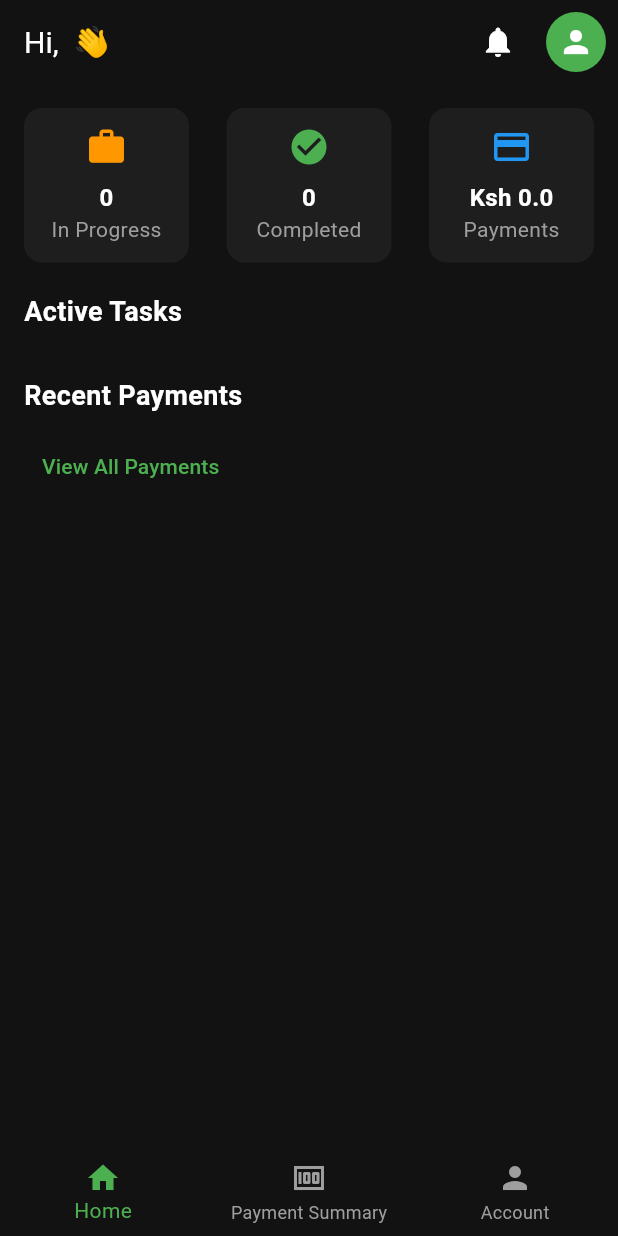
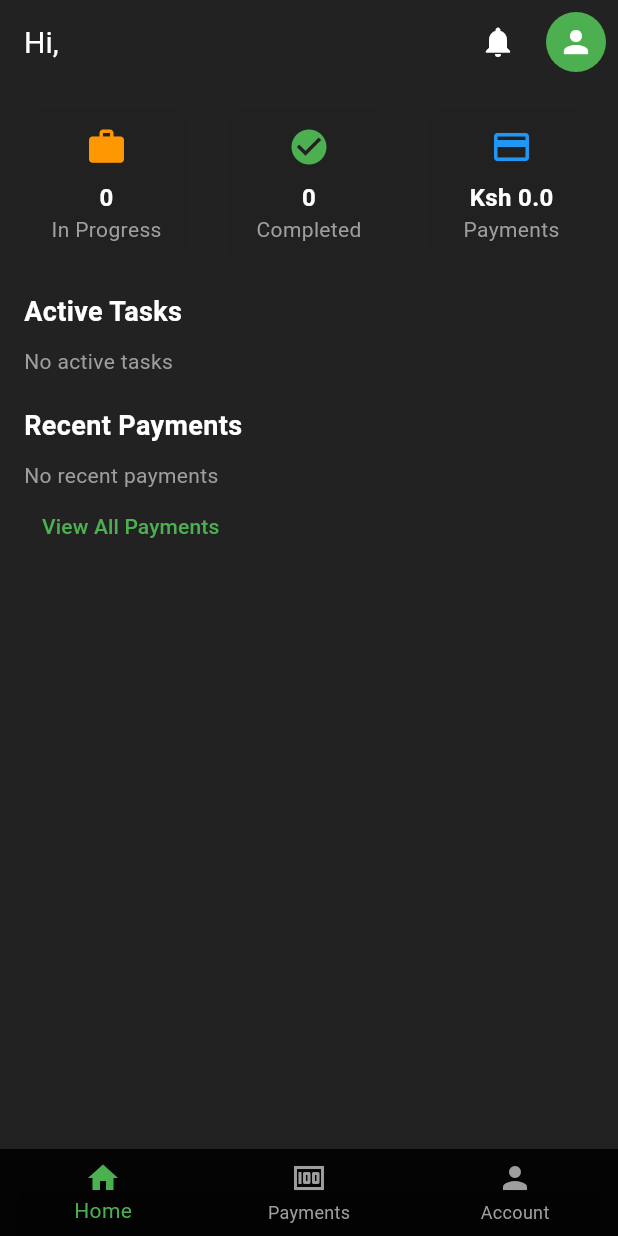
Before and after one commit to machageDev/system-helawork, a Flutter app: the DashboardPage screen opened directly, after a tap on the "notifications" icon, on a phone screen of 412 x 824 dp. Run offline on Flutter 3.47's test engine with Material 3 defaults, Android fonts, the phone set to English and light mode, and no system bars; our stand-ins replace shared_preferences; accounts and stored records are empty; network calls fail.

```diff
--- a/flutterapp/helawork_app/lib/home/dashboard_page.dart
+++ b/flutterapp/helawork_app/lib/home/dashboard_page.dart
@@ -19,7 +19,10 @@ class _DashboardPageState extends State<DashboardPage> {
   List<dynamic> recentPayments = [];
 
   int _selectedIndex = 0;
-  final Color bgColor = const Color(0xFF121212);
+
+
+  final Color bgColor = Colors.black87;
+  final Color cardColor = Colors.grey.shade900;
   final Color subTextColor = Colors.grey;
 
   @override
@@ -47,14 +50,12 @@ class _DashboardPageState extends State<DashboardPage> {
         recentPayments = payments["recent"] ?? [];
       });
     } catch (e) {
-      debugPrint("Error loading data: $e");
+      debugPrint(" Error loading data: $e");
     }
   }
 
   void _onItemTapped(int index) {
-    setState(() {
-      _selectedIndex = index;
-    });
+    setState(() => _selectedIndex = index);
 
     if (index == 1) {
       Navigator.push(
@@ -77,13 +78,15 @@ class _DashboardPageState extends State<DashboardPage> {
         backgroundColor: Colors.transparent,
         elevation: 0,
         title: Text(
-          "Hi, $userName 👋",
+          "Hi, $userName ",
           style: const TextStyle(color: Colors.white, fontSize: 20),
         ),
         actions: [
           IconButton(
             icon: const Icon(Icons.notifications, color: Colors.white),
-            onPressed: () {},
+            onPressed: () {
+              // TODO: Notifications screen
+            },
           ),
           IconButton(
             icon: const CircleAvatar(
@@ -99,13 +102,15 @@ class _DashboardPageState extends State<DashboardPage> {
           ),
         ],
       ),
-      body: Padding(
-        padding: const EdgeInsets.all(16),
+      body: RefreshIndicator(
+        onRefresh: _loadData,
         child: SingleChildScrollView(
+          physics: const AlwaysScrollableScrollPhysics(),
+          padding: const EdgeInsets.all(16),
           child: Column(
             crossAxisAlignment: CrossAxisAlignment.start,
             children: [
-              // Quick Summary
+              // 🔹 Quick Summary
               Row(
                 mainAxisAlignment: MainAxisAlignment.spaceBetween,
                 children: [
@@ -116,27 +121,37 @@ class _DashboardPageState extends State<DashboardPage> {
               ),
               const SizedBox(height: 20),
 
-              // Active Tasks
-              const Text("Active Tasks",
-                  style: TextStyle(color: Colors.white, fontSize: 18, fontWeight: FontWeight.bold)),
+              //  Active Tasks
+              const Text(
+                "Active Tasks",
+                style: TextStyle(color: Colors.white, fontSize: 18, fontWeight: FontWeight.bold),
+              ),
               const SizedBox(height: 10),
-              ...activeTasks.map((task) => _buildTaskCard(
-                    task["title"],
-                    "Due: ${task["deadline"] ?? 'N/A'}",
-                    task["status"],
-                  )),
+              if (activeTasks.isEmpty)
+                const Text("No active tasks", style: TextStyle(color: Colors.grey))
+              else
+                ...activeTasks.map((task) => _buildTaskCard(
+                      task["title"] ?? "Untitled Task",
+                      "Due: ${task["deadline"] ?? 'N/A'}",
+                      task["status"] ?? "Unknown",
+                    )),
               const SizedBox(height: 20),
 
               // Recent Payments
-              const Text("Recent Payments",
-                  style: TextStyle(color: Colors.white, fontSize: 18, fontWeight: FontWeight.bold)),
+              const Text(
+                "Recent Payments",
+                style: TextStyle(color: Colors.white, fontSize: 18, fontWeight: FontWeight.bold),
+              ),
               const SizedBox(height: 10),
-              ...recentPayments.map((p) => _buildPaymentRow(
-                    p["task"],
-                    "Ksh ${p["amount"]}",
-                    p["date"],
-                    p["status"],
-                  )),
+              if (recentPayments.isEmpty)
+                const Text("No recent payments", style: TextStyle(color: Colors.grey))
+              else
+                ...recentPayments.map((p) => _buildPaymentRow(
+                      p["task"] ?? "Unknown Task",
+                      "Ksh ${p["amount"] ?? 0}",
+                      p["date"] ?? "N/A",
+                      p["status"] ?? "Pending",
+                    )),
               TextButton(
                 onPressed: () {
                   Navigator.push(
@@ -151,7 +166,7 @@ class _DashboardPageState extends State<DashboardPage> {
         ),
       ),
 
-      // ✅ Bottom Navigation Bar added here
+      //  Bottom Navigation Bar
       bottomNavigationBar: BottomNavigationBar(
         currentIndex: _selectedIndex,
         onTap: _onItemTapped,
@@ -160,27 +175,31 @@ class _DashboardPageState extends State<DashboardPage> {
         unselectedItemColor: subTextColor,
         items: const [
           BottomNavigationBarItem(icon: Icon(Icons.home), label: "Home"),
-          BottomNavigationBarItem(icon: Icon(Icons.money), label: "Payment Summary"),
+          BottomNavigationBarItem(icon: Icon(Icons.money), label: "Payments"),
           BottomNavigationBarItem(icon: Icon(Icons.person), label: "Account"),
         ],
       ),
     );
   }
 
+
+
   Widget _buildStatCard(String title, String value, IconData icon, Color color) {
     return Container(
       width: 110,
       padding: const EdgeInsets.all(12),
       decoration: BoxDecoration(
-        color: const Color(0xFF1E1E1E),
+        color: cardColor,
         borderRadius: BorderRadius.circular(12),
       ),
       child: Column(
         children: [
           Icon(icon, color: color, size: 28),
           const SizedBox(height: 8),
-          Text(value,
-              style: const TextStyle(color: Colors.white, fontSize: 16, fontWeight: FontWeight.bold)),
+          Text(
+            value,
+            style: const TextStyle(color: Colors.white, fontSize: 16, fontWeight: FontWeight.bold),
+          ),
           Text(title, style: const TextStyle(color: Colors.grey, fontSize: 14)),
         ],
       ),
@@ -204,7 +223,7 @@ class _DashboardPageState extends State<DashboardPage> {
       margin: const EdgeInsets.only(bottom: 12),
       padding: const EdgeInsets.all(12),
       decoration: BoxDecoration(
-        color: const Color(0xFF1E1E1E),
+        color: cardColor,
         borderRadius: BorderRadius.circular(12),
       ),
       child: Row(
@@ -228,7 +247,7 @@ class _DashboardPageState extends State<DashboardPage> {
   Widget _buildPaymentRow(String task, String amount, String date, String status) {
     Color statusColor = status == "Paid" ? Colors.green : Colors.orange;
     return ListTile(
-      tileColor: const Color(0xFF1E1E1E),
+      tileColor: cardColor,
       shape: RoundedRectangleBorder(borderRadius: BorderRadius.circular(12)),
       title: Text(task, style: const TextStyle(color: Colors.white)),
       subtitle: Text(date, style: const TextStyle(color: Colors.grey)),
```
